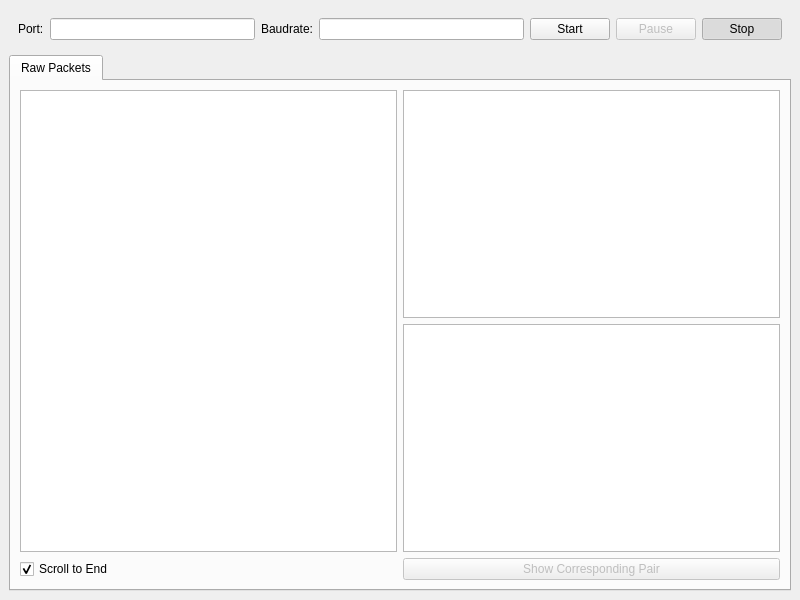
Above: modbus_parser_viewer.ui from EuphoricCatface/ModbusRTUSniffer-PySide before the change. Below: the same form after it.
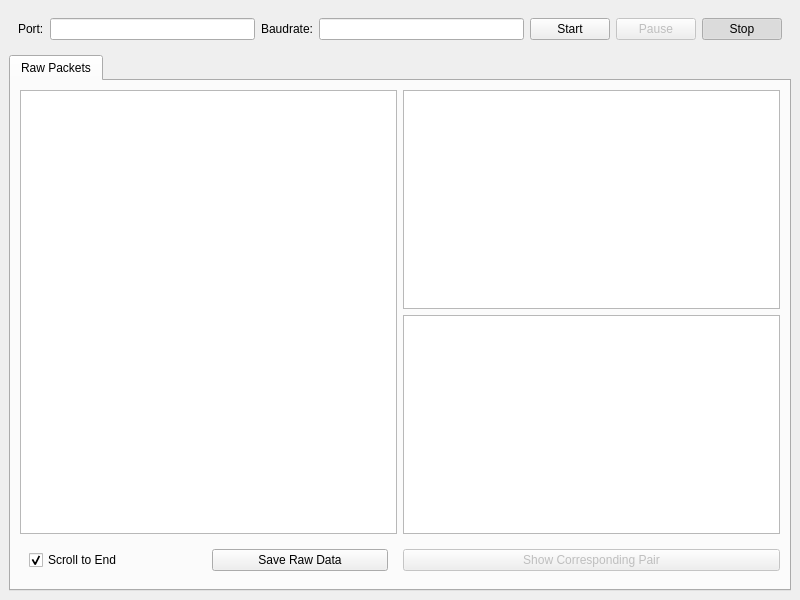
That is the form after the change. Icons and pictures are not drawn.

Commit message: Add saving raw data

What changed in the file:
```diff
--- a/modbus_parser_viewer.ui
+++ b/modbus_parser_viewer.ui
@@ -139,6 +139,9 @@
          </widget>
         </item>
         <item row="3" column="0">
+         <widget class="QWidget" name="widget_2" native="true">
+          <layout class="QHBoxLayout" name="horizontalLayout_3">
+           <item>
          <widget class="QCheckBox" name="checkBox_scrollEnd">
           <property name="text">
            <string>Scroll to End</string>
@@ -146,6 +149,16 @@
           <property name="checked">
            <bool>true</bool>
           </property>
+            </widget>
+           </item>
+           <item>
+            <widget class="QPushButton" name="pushButton_saveRaw">
+             <property name="text">
+              <string>Save Raw Data</string>
+             </property>
+            </widget>
+           </item>
+          </layout>
          </widget>
         </item>
        </layout>
```
Lines whose indentation alone changed are shown as unchanged. The commit also changes 3 other files.
